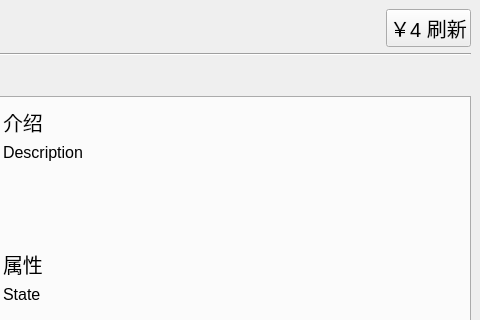
Pillowe582/GPAChess, file src/shop_window.ui: the form before one commit; both pictures show x 480 to 960 and y 0 to 320 of the 960 by 540 pixel window.
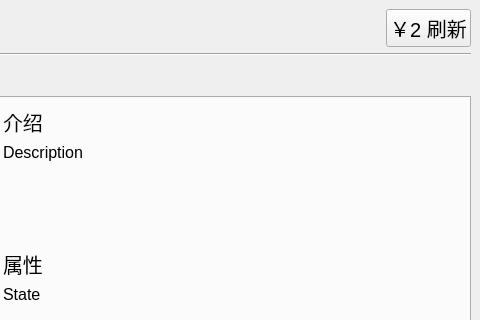
The form after the commit.

Commit message: 调整刷新为2费

Patch:
```diff
--- a/src/shop_window.ui
+++ b/src/shop_window.ui
@@ -49,7 +49,7 @@
          </font>
         </property>
         <property name="text">
-         <string>￥4 刷新</string>
+                                    <string>￥2 刷新</string>
         </property>
        </widget>
       </item>
```
Left out of the diff: 27 changed lines with no effect on the pictures. Lines whose indentation alone changed are shown as unchanged. The commit also changes 1 other file.
